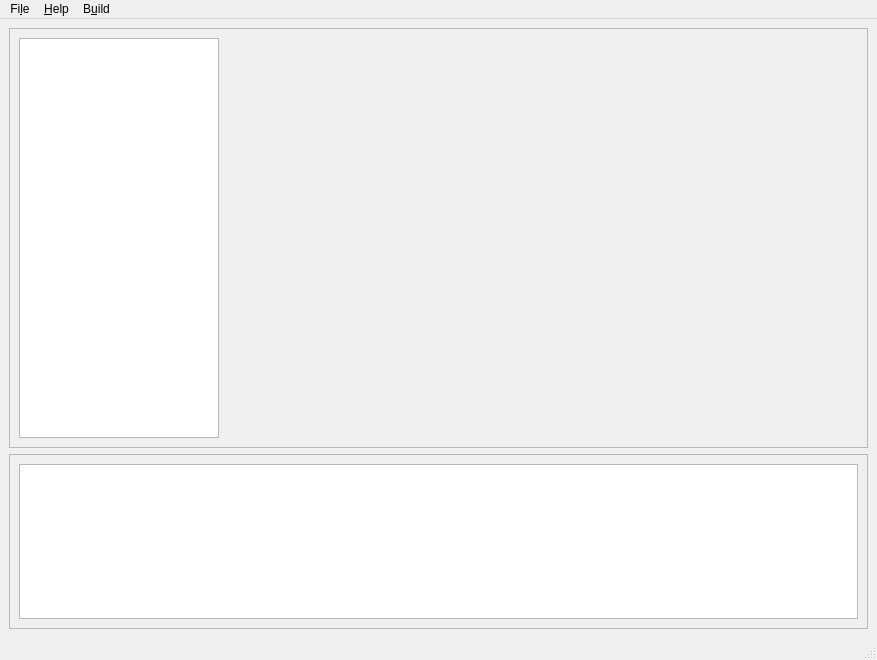
Above: blocks/eyeBlocks/templates/blocks.ui from csparkresearch/ExpEYES17-Qt before the change. Below: the same form after it.
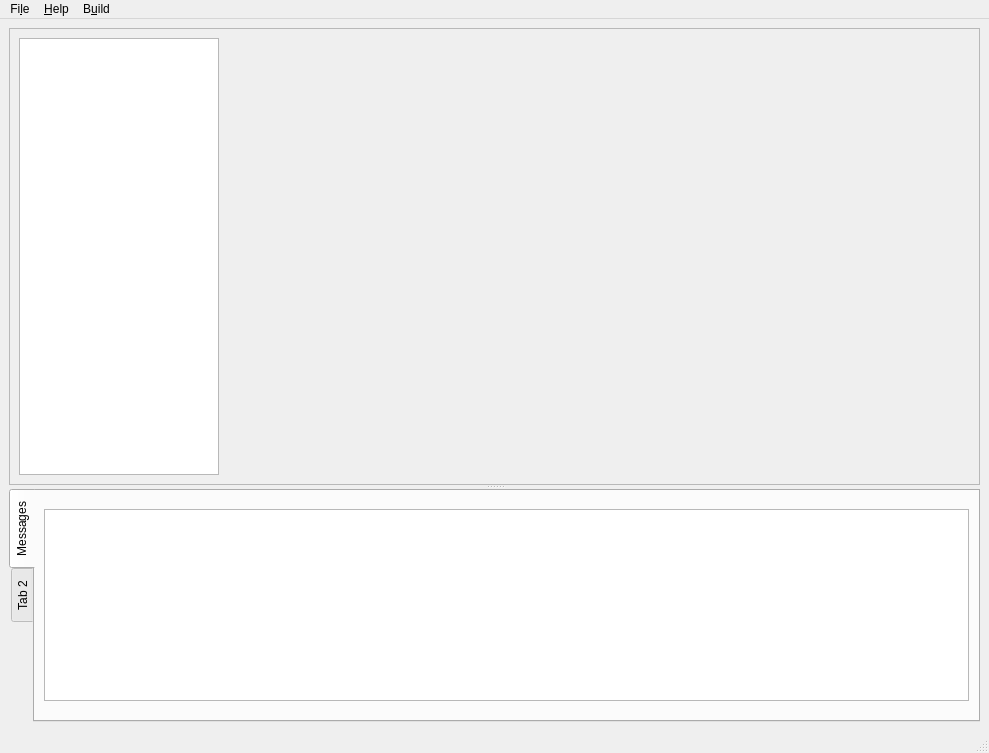
That is the form after the change. Custom widgets are drawn as their Qt base class.

Commit message: fixed warning messages display

The edit to the form file:
```diff
--- a/blocks/eyeBlocks/templates/blocks.ui
+++ b/blocks/eyeBlocks/templates/blocks.ui
@@ -6,18 +6,20 @@
    <rect>
     <x>0</x>
     <y>0</y>
-    <width>877</width>
-    <height>660</height>
+    <width>989</width>
+    <height>753</height>
    </rect>
   </property>
   <property name="windowTitle">
    <string>Blocks</string>
   </property>
   <widget class="QWidget" name="centralwidget">
-   <layout class="QHBoxLayout" name="horizontalLayout_2">
-    <item>
      <layout class="QVBoxLayout" name="verticalLayout">
       <item>
+     <widget class="QSplitter" name="splitter">
+      <property name="orientation">
+       <enum>Qt::Vertical</enum>
+      </property>
        <widget class="QFrame" name="frame">
         <property name="frameShape">
          <enum>QFrame::StyledPanel</enum>
@@ -25,7 +27,7 @@
         <property name="frameShadow">
          <enum>QFrame::Raised</enum>
         </property>
-        <layout class="QHBoxLayout" name="horizontalLayout">
+       <layout class="QHBoxLayout" name="horizontalLayout_2">
          <item>
           <widget class="ComponentsList" name="componentsList">
            <property name="sizePolicy">
@@ -66,30 +68,43 @@
          </item>
         </layout>
        </widget>
-      </item>
-      <item>
-       <widget class="QScrollArea" name="scrollArea">
-        <property name="widgetResizable">
-         <bool>true</bool>
-        </property>
-        <widget class="QWidget" name="scrollAreaWidgetContents">
-         <property name="geometry">
-          <rect>
-           <x>0</x>
-           <y>0</y>
-           <width>855</width>
-           <height>170</height>
-          </rect>
-         </property>
-         <layout class="QVBoxLayout" name="verticalLayout_2">
+      <widget class="QTabWidget" name="tabWidget">
+       <property name="tabPosition">
+        <enum>QTabWidget::West</enum>
+       </property>
+       <property name="currentIndex">
+        <number>0</number>
+       </property>
+       <widget class="QWidget" name="messageTab">
+        <attribute name="title">
+         <string>Messages</string>
+        </attribute>
+        <layout class="QHBoxLayout" name="horizontalLayout">
           <item>
-           <widget class="QTextEdit" name="textEdit"/>
+          <widget class="QTextEdit" name="messages">
+           <property name="sizePolicy">
+            <sizepolicy hsizetype="Expanding" vsizetype="Maximum">
+             <horstretch>0</horstretch>
+             <verstretch>0</verstretch>
+            </sizepolicy>
+           </property>
+           <property name="minimumSize">
+            <size>
+             <width>0</width>
+             <height>100</height>
+            </size>
+           </property>
+          </widget>
           </item>
          </layout>
         </widget>
+       <widget class="QWidget" name="tab_2">
+        <attribute name="title">
+         <string>Tab 2</string>
+        </attribute>
        </widget>
-      </item>
-     </layout>
+      </widget>
+     </widget>
     </item>
    </layout>
   </widget>
@@ -98,7 +113,7 @@
     <rect>
      <x>0</x>
      <y>0</y>
-     <width>877</width>
+     <width>989</width>
      <height>20</height>
     </rect>
    </property>
```
Lines whose indentation alone changed are shown as unchanged. The commit also changes 6 other files.
